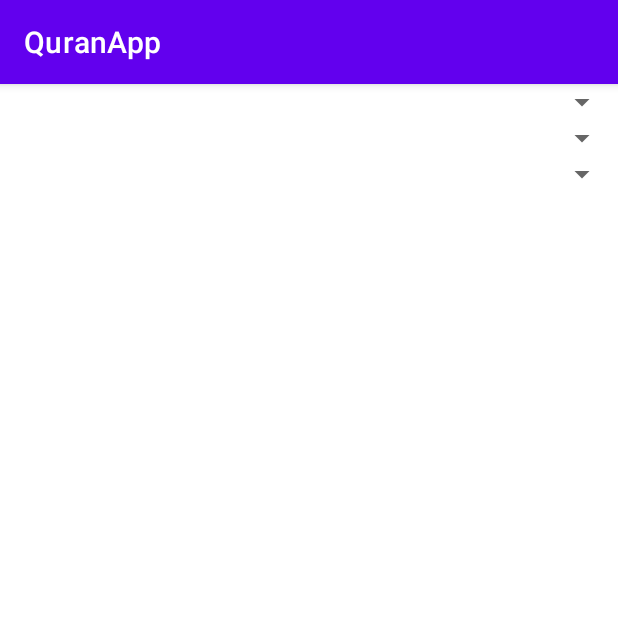
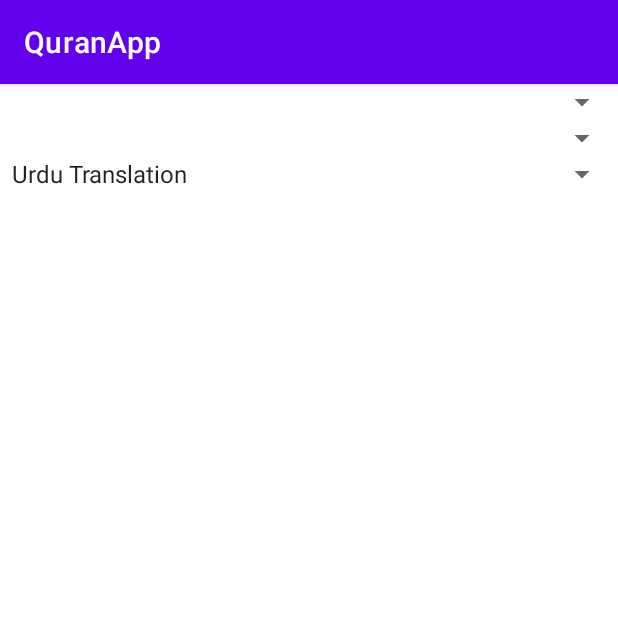
Before and after one commit to Manahil40/QuraanApp, an Android app: the screen it shows after launch (MainActivity), on a phone screen of 412 x 824 dp, the top half of it. Run offline under Robolectric (Android 15) with nearby library versions, the phone set to English and light mode, and no system bars; 16 statements that could not run were skipped.

Commit message:
setting up translations error fixed

```diff
--- a/app/src/main/java/com/example/quranapp/MainActivity.java
+++ b/app/src/main/java/com/example/quranapp/MainActivity.java
@@ -59,7 +59,15 @@ public class MainActivity extends AppCompatActivity {
 
 
         // Set up translations
-
+        List<String> translations = new ArrayList<>();
+        translations.add("Urdu Translation");
+        translations.add("English Translation");
+        translations.add("Sindhi Translation");
+        translations.add("Hindi Translation");
+        translations.add("Pushto Translation");
+        ArrayAdapter<String> translationsAdapter = new ArrayAdapter<>(this, android.R.layout.simple_spinner_item, translations);
+        translationsAdapter.setDropDownViewResource(android.R.layout.simple_spinner_dropdown_item);
+        spinnerTranslation.setAdapter(translationsAdapter);
 
         // set up the recycler view
         List<Aya> ayas = new ArrayList<>();
```
